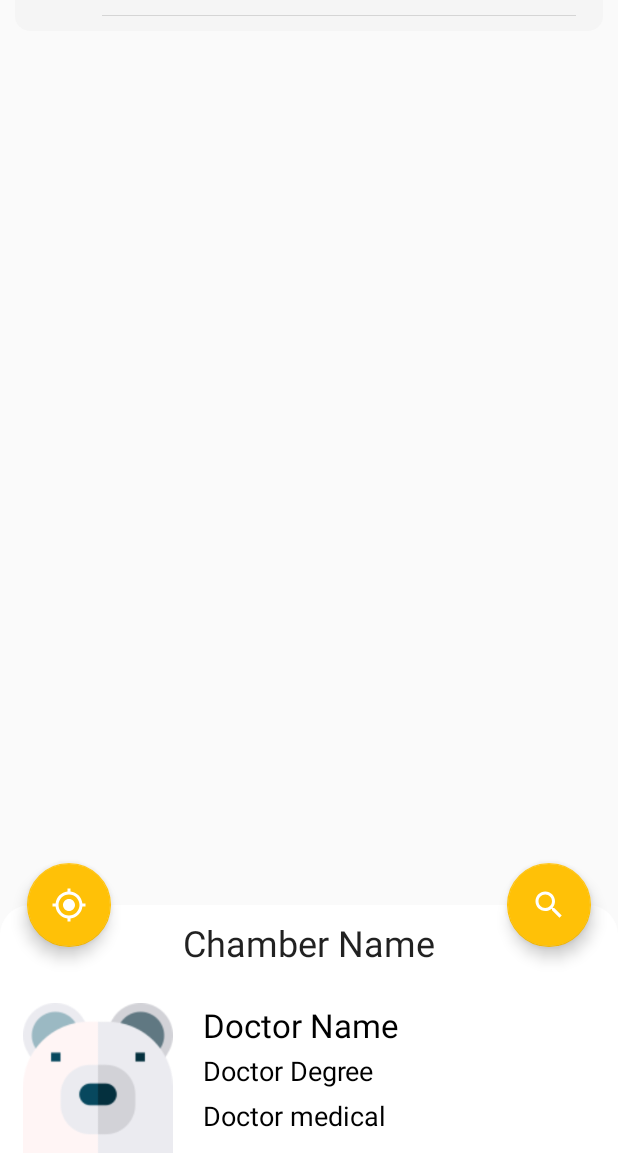
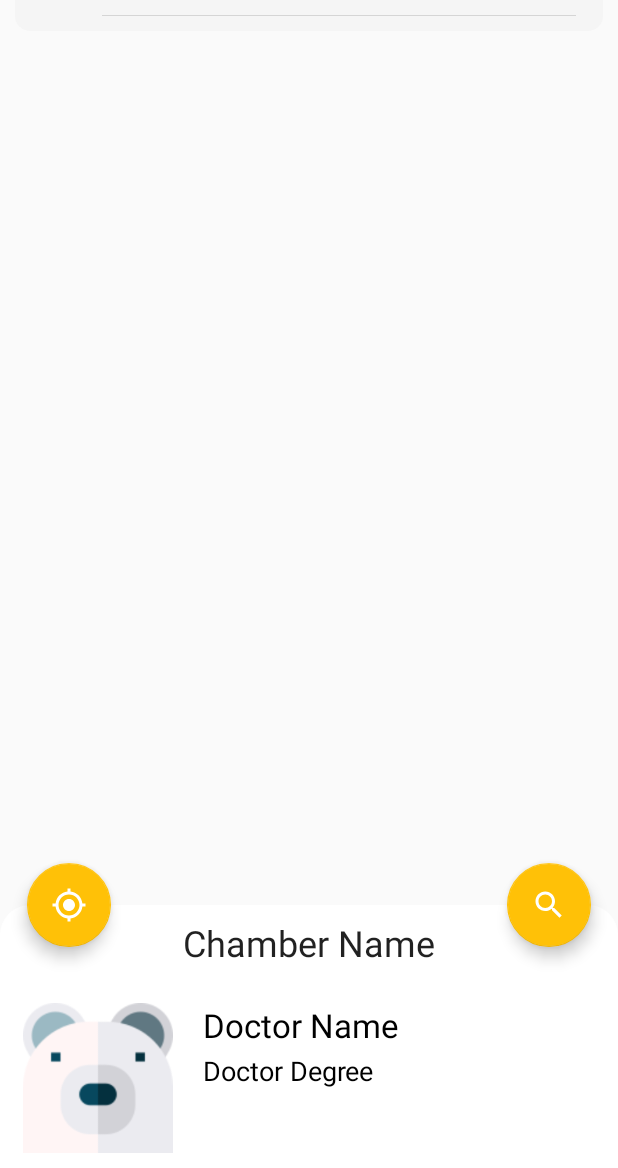
Before and after one commit to Hasib718/Care-Bear, an Android app: the PatientMapActivity screen opened directly, with no data from a screen before it, on a phone screen of 412 x 824 dp, the part 68-1236 px from its top. Run offline under Robolectric (Android 15) with nearby library versions, the light colour scheme and no system bars; our stand-ins replace Firebase (no records; nobody signed in at launch, a user with empty details on screens opened directly); libraries missing offline, so code that uses them is left out: com.firebase.geofire, com.karumi.dexter; pictures from the network do not load; 2 statements that could not run were skipped.

Commit message:
Bottom Sheet fixed

```diff
--- a/app/src/main/res/layout/activity_patient_map.xml
+++ b/app/src/main/res/layout/activity_patient_map.xml
@@ -59,16 +59,8 @@
 
         </RelativeLayout>
 
-        <com.google.android.material.navigation.NavigationView
-            android:id="@+id/navigationId"
-            android:layout_width="wrap_content"
+        <androidx.coordinatorlayout.widget.CoordinatorLayout
             android:layout_height="match_parent"
-            android:layout_gravity="start"
-            android:background="@android:color/white"
-            app:headerLayout="@layout/nav_header"
-            app:menu="@menu/nav_menu_layout" />
-
-        <androidx.coordinatorlayout.widget.CoordinatorLayout android:layout_height="match_parent"
             android:layout_width="match_parent">
 
             <include layout="@layout/sheet_map" />
@@ -100,5 +92,14 @@
                 app:rippleColor="@color/White"
                 android:src="@drawable/ic_my_location_black_24dp" />
         </androidx.coordinatorlayout.widget.CoordinatorLayout>
+
+        <com.google.android.material.navigation.NavigationView
+            android:id="@+id/navigationId"
+            android:layout_width="wrap_content"
+            android:layout_height="match_parent"
+            android:layout_gravity="start"
+            android:background="@android:color/white"
+            app:headerLayout="@layout/nav_header"
+            app:menu="@menu/nav_menu_layout" />
     </androidx.drawerlayout.widget.DrawerLayout>
 </RelativeLayout>
--- a/app/src/main/res/layout/sheet_map.xml
+++ b/app/src/main/res/layout/sheet_map.xml
@@ -71,16 +71,6 @@
                         android:textAppearance="@style/TextAppearance.AppCompat.Medium"
                         android:textColor="@color/Black" />
 
-
-                    <TextView
-                        android:id="@+id/doctorMedicalShow"
-                        android:layout_width="match_parent"
-                        android:layout_height="30dp"
-                        android:layout_marginStart="20dp"
-                        android:gravity="center_vertical"
-                        android:text="Doctor medical"
-                        android:textAppearance="@style/TextAppearance.AppCompat.Medium"
-                        android:textColor="@color/Black" />
                 </LinearLayout>
             </LinearLayout>
 
```
Also changed, not shown: app/src/main/java/com/hasib/carebear/patient/PatientMapActivity.java (+36 -2 lines).
